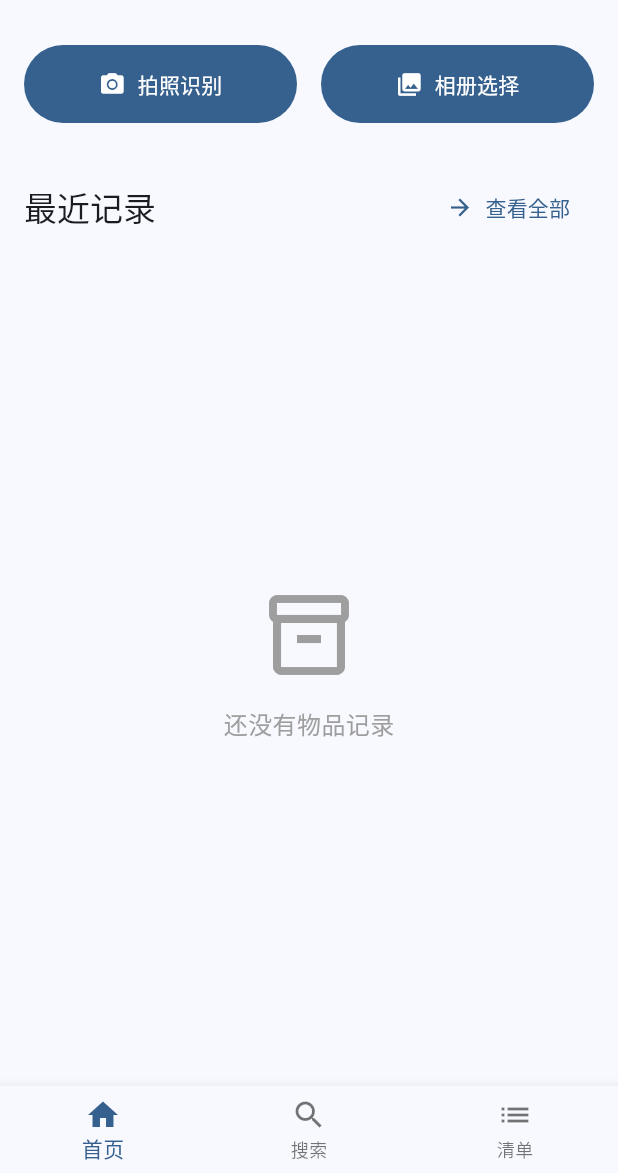
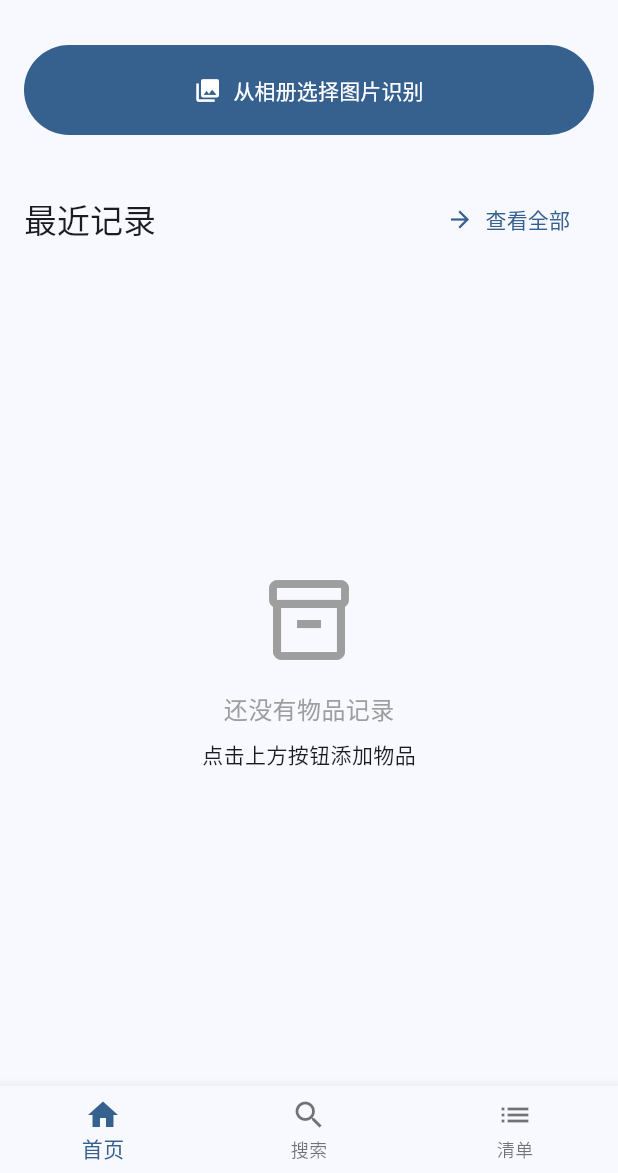
Before and after one commit to wangjueying/looking, a Flutter app: the screen it shows after launch, item 2 of the bottom bar chosen, on a phone screen of 412 x 824 dp, the part 63-1236 px from its top. Run offline on Flutter 3.47's test engine with Material 3 defaults, Android fonts, the phone set to English and light mode, and no system bars; our stand-ins replace dartz, dio, flutter_riverpod, flutter_secure_storage, go_router, image_picker and 2 more; accounts and stored records are empty.

Commit message:
fix: Remove camera plugin and update build configuration
- Remove camera plugin to fix build issues
- Update compileSdk to 36 to meet dependency requirements
- Simplify home screen to only use image picker
- Add Chinese mirrors for Gradle dependencies
- Successfully build debug APK (147MB)

APK Location: build/app/outputs/flutter-apk/app-debug.apk

```diff
--- a/lib/features/item/presentation/screens/home_screen.dart
+++ b/lib/features/item/presentation/screens/home_screen.dart
@@ -82,23 +82,6 @@ class _HomeScreenState extends ConsumerState<HomeScreen> {
     );
   }
 
-  Future<void> _pickImageFromCamera() async {
-    final status = await Permission.camera.request();
-    if (!status.isGranted) {
-      if (mounted) {
-        ScaffoldMessenger.of(context).showSnackBar(
-          const SnackBar(content: Text('需要相机权限')),
-        );
-      }
-      return;
-    }
-
-    final XFile? image = await _imagePicker.pickImage(source: ImageSource.camera);
-    if (image != null && mounted) {
-      context.go('/identify', extra: image.path);
-    }
-  }
-
   Future<void> _pickImageFromGallery() async {
     final status = await Permission.photos.request();
     if (!status.isGranted) {
@@ -135,31 +118,14 @@ class _HomeScreenState extends ConsumerState<HomeScreen> {
         child: Column(
           crossAxisAlignment: CrossAxisAlignment.stretch,
           children: [
-            // Action buttons
-            Row(
-              children: [
-                Expanded(
-                  child: FilledButton.icon(
-                    onPressed: _pickImageFromCamera,
-                    icon: const Icon(Icons.camera_alt),
-                    label: const Text('拍照识别'),
-                    style: FilledButton.styleFrom(
-                      padding: const EdgeInsets.all(16),
-                    ),
-                  ),
-                ),
-                const SizedBox(width: 16),
-                Expanded(
-                  child: FilledButton.icon(
-                    onPressed: _pickImageFromGallery,
-                    icon: const Icon(Icons.photo_library),
-                    label: const Text('相册选择'),
-                    style: FilledButton.styleFrom(
-                      padding: const EdgeInsets.all(16),
-                    ),
-                  ),
-                ),
-              ],
+            // Action button
+            FilledButton.icon(
+              onPressed: _pickImageFromGallery,
+              icon: const Icon(Icons.photo_library),
+              label: const Text('从相册选择图片识别'),
+              style: FilledButton.styleFrom(
+                padding: const EdgeInsets.all(20),
+              ),
             ),
 
             const SizedBox(height: 32),
@@ -203,6 +169,8 @@ class _HomeScreenState extends ConsumerState<HomeScreen> {
                                   color: Colors.grey,
                                 ),
                               ),
+                              SizedBox(height: 8),
+                              Text('点击上方按钮添加物品'),
                             ],
                           ),
                         )
--- a/pubspec.yaml
+++ b/pubspec.yaml
@@ -27,7 +27,6 @@ dependencies:
   dio: ^5.4.0
 
   # Camera & Image
-  camera: ^0.10.5+9
   image_picker: ^1.0.7
   cached_network_image: ^3.3.1
 
```
Also changed, not shown: pubspec.lock, 3 other files.
